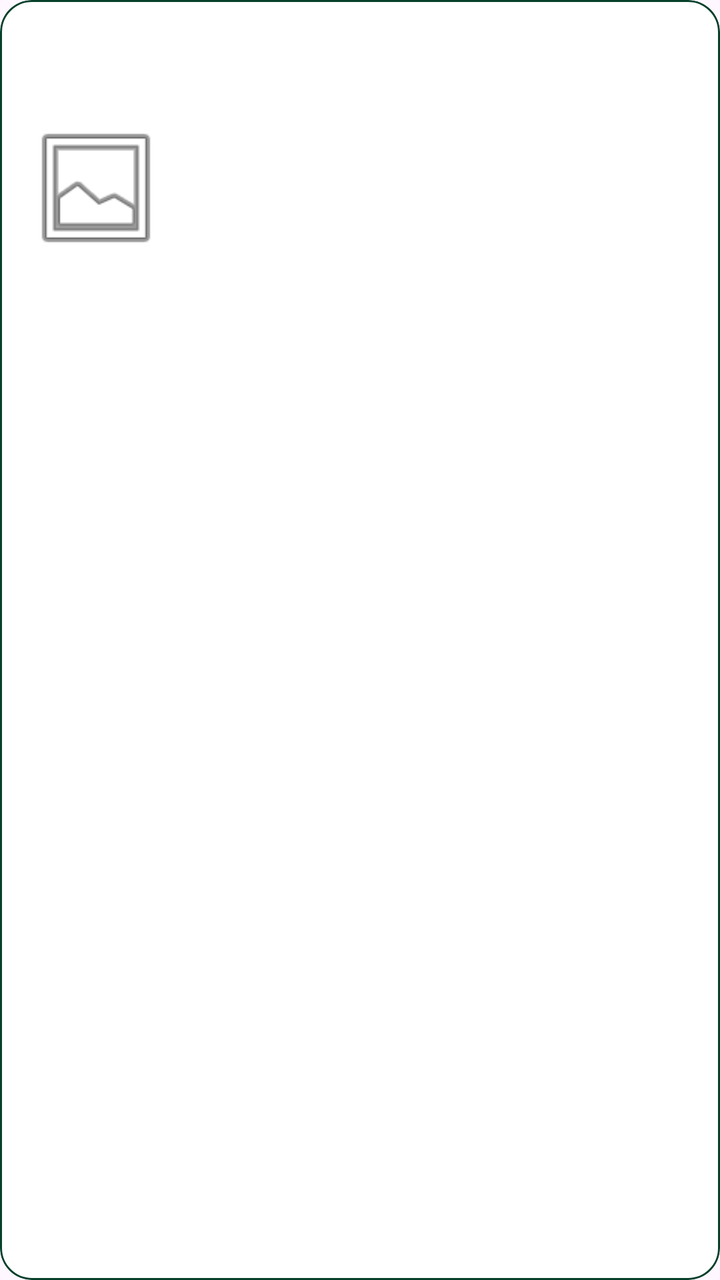
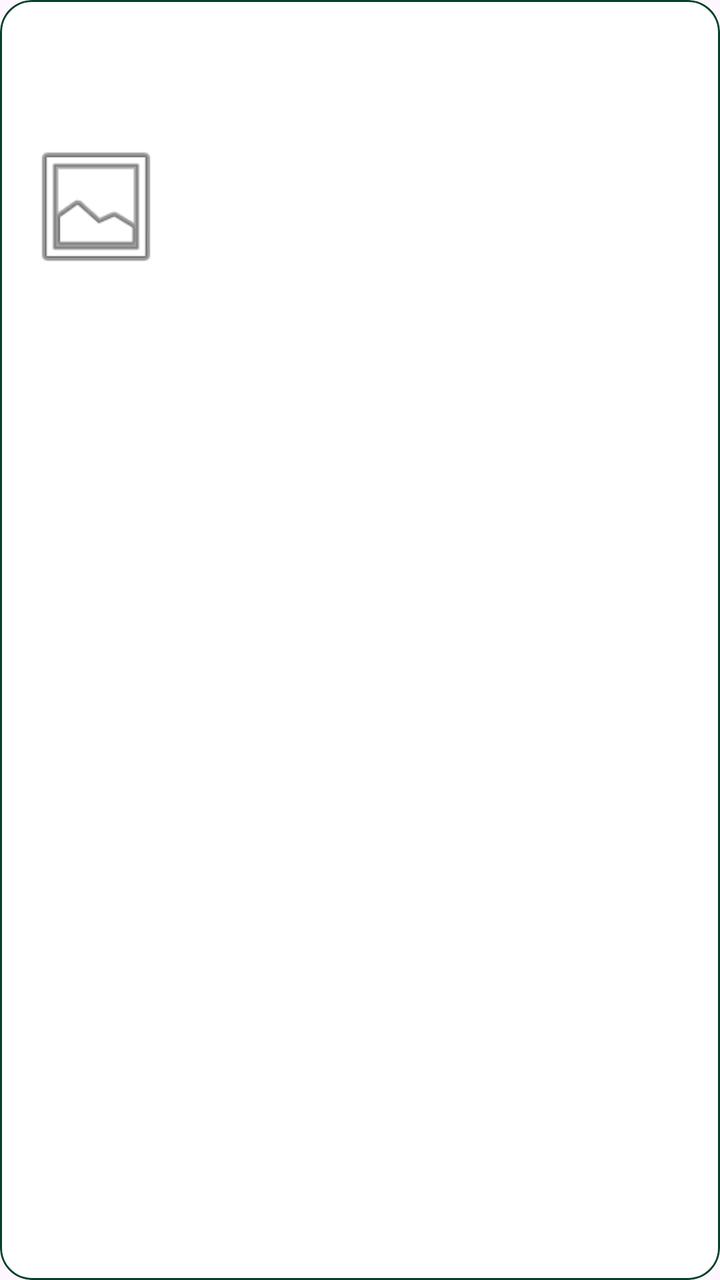

Screens rendered from an Android XML layout before and after an edit, with the pre-edit source and the edit as a unified diff.
<!-- AndroidManifest.xml: application theme Theme.MyEcoWatch1 -->
<!-- res/layout/item_reporter_report.xml -->
<?xml version="1.0" encoding="utf-8"?>
<com.google.android.material.card.MaterialCardView
    xmlns:android="http://schemas.android.com/apk/res/android"
    xmlns:app="http://schemas.android.com/apk/res-auto"
    android:layout_width="match_parent"
    android:layout_height="wrap_content"
    android:layout_marginHorizontal="10dp"
    android:layout_marginVertical="5dp"
    android:clickable="true"
    android:focusable="true"
    android:foreground="?attr/selectableItemBackground"
    app:cardBackgroundColor="?attr/colorSurface"
    app:cardCornerRadius="16dp"
    app:strokeColor="#06402B"
    app:strokeWidth="1dp">

    <LinearLayout
        android:layout_width="match_parent"
        android:layout_height="wrap_content"
        android:gravity="center_vertical"
        android:orientation="horizontal"
        android:padding="12dp">

        <com.google.android.material.imageview.ShapeableImageView
            android:id="@+id/reporterReportThumbnail"
            android:layout_width="72dp"
            android:layout_height="72dp"
            android:contentDescription="@string/reporter_report_thumbnail_description"
            android:scaleType="centerCrop"
            android:src="@android:drawable/ic_menu_gallery"
            app:shapeAppearanceOverlay="@style/RoundedImage" />

        <LinearLayout
            android:layout_width="0dp"
            android:layout_height="wrap_content"
            android:layout_marginStart="12dp"
            android:layout_weight="1"
            android:orientation="vertical">

            <TextView
                android:id="@+id/reporterReportId"
                android:layout_width="match_parent"
                android:layout_height="wrap_content"
                android:ellipsize="end"
                android:maxLines="1"
                android:textColor="?attr/colorPrimary"
                android:textSize="11sp"
                android:textStyle="bold" />

            <TextView
                android:id="@+id/reporterReportTitle"
                android:layout_width="match_parent"
                android:layout_height="wrap_content"
                android:layout_marginTop="3dp"
                android:ellipsize="end"
                android:maxLines="2"
                android:textColor="?attr/colorOnSurface"
                android:textSize="15sp"
                android:textStyle="bold" />

            <TextView
                android:id="@+id/reporterReportCategory"
                android:layout_width="match_parent"
                android:layout_height="wrap_content"
                android:layout_marginTop="3dp"
                android:ellipsize="end"
                android:maxLines="1"
                android:textColor="?attr/colorOnSurfaceVariant"
                android:textSize="12sp" />

            <TextView
                android:id="@+id/reporterReportDateTime"
                android:layout_width="match_parent"
                android:layout_height="wrap_content"
                android:layout_marginTop="3dp"
                android:ellipsize="end"
                android:maxLines="1"
                android:textColor="?attr/colorOnSurfaceVariant"
                android:textSize="11sp" />

            <TextView
                android:id="@+id/reporterReportCoordinates"
                android:layout_width="match_parent"
                android:layout_height="wrap_content"
                android:layout_marginTop="3dp"
                android:ellipsize="end"
                android:maxLines="1"
                android:textColor="?attr/colorOnSurfaceVariant"
                android:textSize="11sp" />

            <TextView
                android:id="@+id/reporterReportStatus"
                android:layout_width="wrap_content"
                android:layout_height="wrap_content"
                android:layout_marginTop="6dp"
                android:textColor="?attr/colorPrimary"
                android:textSize="11sp"
                android:textStyle="bold" />

            <TextView
                android:id="@+id/reporterReportAssignedPersonnel"
                android:layout_width="match_parent"
                android:layout_height="wrap_content"
                android:layout_marginTop="4dp"
                android:ellipsize="end"
                android:maxLines="1"
                android:textColor="?attr/colorOnSurfaceVariant"
                android:textSize="11sp" />

            <TextView
                android:id="@+id/reporterReportAdminResponse"
                android:layout_width="match_parent"
                android:layout_height="wrap_content"
                android:layout_marginTop="2dp"
                android:ellipsize="end"
                android:maxLines="1"
                android:textColor="?attr/colorOnSurfaceVariant"
                android:textSize="11sp" />

            <TextView
                android:id="@+id/reporterReportAssignedAt"
                android:layout_width="match_parent"
                android:layout_height="wrap_content"
                android:layout_marginTop="2dp"
                android:ellipsize="end"
                android:maxLines="1"
                android:textColor="?attr/colorOnSurfaceVariant"
                android:textSize="10sp" />

            <TextView
                android:id="@+id/reporterReportLifecycle"
                android:layout_width="wrap_content"
                android:layout_height="wrap_content"
                android:layout_marginTop="4dp"
                android:background="@drawable/reporter_report_status_badge"
                android:textColor="?attr/colorPrimary"
                android:textSize="10sp"
                android:textStyle="bold"
                android:visibility="gone" />
        </LinearLayout>
    </LinearLayout>
</com.google.android.material.card.MaterialCardView>
<!-- resources referenced by this layout -->
<resources>
  <!-- drawable reporter_report_status_badge (drawable) -->
  <?xml version="1.0" encoding="utf-8"?>
  <shape xmlns:android="http://schemas.android.com/apk/res/android">
      <solid android:color="@color/reporter_report_badge_background" />
      <corners android:radius="100dp" />
      <padding
          android:left="8dp"
          android:top="3dp"
          android:right="8dp"
          android:bottom="3dp" />
  </shape>
  <string name="reporter_report_thumbnail_description">Report thumbnail</string>
  <style name="RoundedImage" parent="">
          <item name="cornerFamily">rounded</item>
          <item name="cornerSize">16dp</item>
      </style>
  <style name="Theme.MyEcoWatch1" parent="Base.Theme.MyEcoWatch1" />
  <color name="reporter_report_badge_background">#1A06402B</color>
  <style name="Base.Theme.MyEcoWatch1" parent="Theme.Material3.DayNight.NoActionBar">
          
          <item name="colorPrimary">@color/green</item>
          <item name="colorOnPrimary">@color/white</item>
          <item name="colorSurface">@color/white</item>
          <item name="colorOnSurface">@color/green</item>
          <item name="colorOutlineVariant">#F0F0F0</item>
      </style>
  <color name="green">#06402B</color>
  <color name="white">#FFFFFFFF</color>
</resources>

<!-- the commit's change to res/layout/item_reporter_report.xml (unified diff, before → after) -->
@@ -108,6 +108,16 @@
                 android:textSize="11sp" />
 
             <TextView
+                android:id="@+id/reporterReportAssignedTeam"
+                android:layout_width="match_parent"
+                android:layout_height="wrap_content"
+                android:layout_marginTop="4dp"
+                android:ellipsize="end"
+                android:maxLines="1"
+                android:textColor="?attr/colorOnSurfaceVariant"
+                android:textSize="11sp" />
+
+            <TextView
                 android:id="@+id/reporterReportAdminResponse"
                 android:layout_width="match_parent"
                 android:layout_height="wrap_content"
@@ -137,6 +147,33 @@
                 android:textSize="10sp"
                 android:textStyle="bold"
                 android:visibility="gone" />
+
+            <View
+                android:id="@+id/reporterReportTimelineDivider"
+                android:layout_width="match_parent"
+                android:layout_height="1dp"
+                android:layout_marginTop="8dp"
+                android:background="?attr/colorOutlineVariant"
+                android:visibility="gone" />
+
+            <TextView
+                android:id="@+id/reporterReportTimelineTitle"
+                android:layout_width="match_parent"
+                android:layout_height="wrap_content"
+                android:layout_marginTop="8dp"
+                android:text="@string/personnel_task_timeline"
+                android:textColor="?attr/colorOnSurfaceVariant"
+                android:textSize="10sp"
+                android:textStyle="bold"
+                android:visibility="gone" />
+
+            <LinearLayout
+                android:id="@+id/reporterReportTimeline"
+                android:layout_width="match_parent"
+                android:layout_height="wrap_content"
+                android:layout_marginTop="4dp"
+                android:orientation="vertical"
+                android:visibility="gone" />
         </LinearLayout>
     </LinearLayout>
 </com.google.android.material.card.MaterialCardView>
<!-- resource entries referenced after the edit -->
@@ -11,6 +11,7 @@
           android:right="8dp"
           android:bottom="3dp" />
   </shape>
+  <string name="personnel_task_timeline">Task timeline</string>
   <string name="reporter_report_thumbnail_description">Report thumbnail</string>
   <style name="RoundedImage" parent="">
           <item name="cornerFamily">rounded</item>
